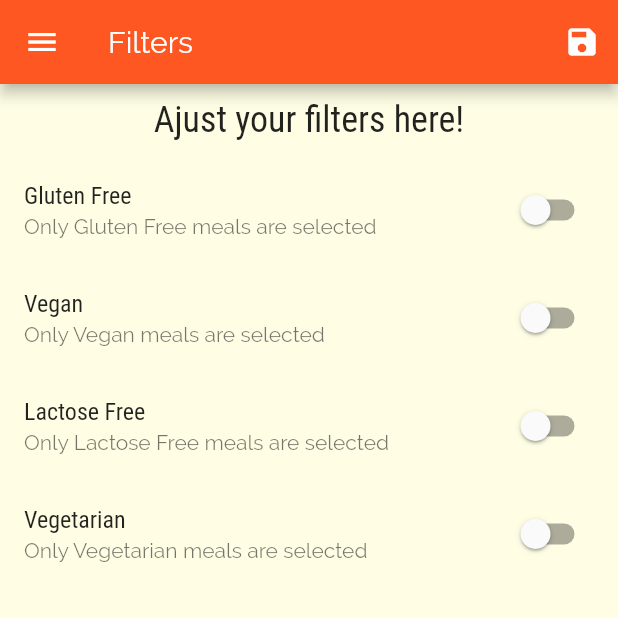
After one commit to lighttt/ReceipeApp, a Flutter app: the FilterScreen screen opened by its route, on a phone screen of 412 x 824 dp, the top half of it. The commit adds this screen. Run offline on Flutter 3.47's test engine with Material 2 defaults, Android fonts, the phone set to English and light mode, and no system bars; network calls fail.

Commit message:
Adding filters to our reciepe app

```diff
--- a/lib/main.dart
+++ b/lib/main.dart
@@ -1,15 +1,52 @@
 import 'package:flutter/material.dart';
+import 'package:receipe_app/dummy_data.dart';
 import 'package:receipe_app/screens/bottom_bar_screen.dart';
 import 'package:receipe_app/screens/category_meal_screen.dart';
-import 'package:receipe_app/screens/category_overview_screen.dart';
 import 'package:receipe_app/screens/meal_details_screen.dart';
+
+import 'models/meal.dart';
+import 'screens/filter_screen.dart';
 
 void main() {
   runApp(MyApp());
 }
 
-class MyApp extends StatelessWidget {
-  // This widget is the root of your application.
+class MyApp extends StatefulWidget {
+  @override
+  _MyAppState createState() => _MyAppState();
+}
+
+class _MyAppState extends State<MyApp> {
+  Map<String, bool> _filters = {
+    'gluten': false,
+    'lactose': false,
+    'vegan': false,
+    'vegetarian': false,
+  };
+
+  List<Meal> _availableMeal = DUMMY_MEALS;
+
+  void _setFilter(Map<String, bool> filterData) {
+    setState(() {
+      _filters = filterData;
+      _availableMeal = DUMMY_MEALS.where((meal) {
+        if (_filters['gluten'] && !meal.isGlutenFree) {
+          return false;
+        }
+        if (_filters['lactose'] && !meal.isLactoseFree) {
+          return false;
+        }
+        if (_filters['vegan'] && !meal.isVegan) {
+          return false;
+        }
+        if (_filters['vegetarian'] && !meal.isVegetarian) {
+          return false;
+        }
+        return true;
+      }).toList();
+    });
+  }
+
   @override
   Widget build(BuildContext context) {
     return MaterialApp(
@@ -23,9 +60,11 @@ class MyApp extends StatelessWidget {
               body1: TextStyle(color: Color.fromRGBO(20, 51, 51, 1)),
               body2: TextStyle(color: Color.fromRGBO(20, 51, 51, 1)),
               title: TextStyle(fontSize: 24, fontFamily: "Roboto"))),
-      home: BottomBarScreen(),
+      initialRoute: BottomBarScreen.routeName,
       routes: {
-        CategoryMealScreen.routeName: (ctx) => CategoryMealScreen(),
+        BottomBarScreen.routeName: (ctx) => BottomBarScreen(),
+        FilterScreen.routeName: (ctx) => FilterScreen(_filters, _setFilter),
+        CategoryMealScreen.routeName: (ctx) => CategoryMealScreen(_availableMeal),
         MealDetailsScreen.routeName: (ctx) => MealDetailsScreen(),
       },
     );
--- a/lib/screens/bottom_bar_screen.dart
+++ b/lib/screens/bottom_bar_screen.dart
@@ -5,6 +5,8 @@ import 'package:receipe_app/widgets/app_drawer.dart';
 import 'favourites_screen.dart';
 
 class BottomBarScreen extends StatefulWidget {
+  static const String routeName = "/bottom_bar_screen";
+
   @override
   _BottomBarScreenState createState() => _BottomBarScreenState();
 }
--- a/lib/screens/category_overview_screen.dart
+++ b/lib/screens/category_overview_screen.dart
@@ -1,6 +1,5 @@
 import 'package:flutter/material.dart';
 import 'package:receipe_app/dummy_data.dart';
-import 'package:receipe_app/widgets/app_drawer.dart';
 import 'package:receipe_app/widgets/category_item.dart';
 
 class CategoryOverviewScreen extends StatelessWidget {
--- /dev/null
+++ b/lib/screens/filter_screen.dart
@@ -0,0 +1,116 @@
+import 'package:flutter/material.dart';
+import 'package:receipe_app/widgets/app_drawer.dart';
+
+class FilterScreen extends StatefulWidget {
+  static const String routeName = "/filter_screen";
+
+  final Map<String, bool> currentFilters;
+  final Function setFilter;
+
+  FilterScreen(this.currentFilters, this.setFilter);
+
+  @override
+  _FilterScreenState createState() => _FilterScreenState();
+}
+
+class _FilterScreenState extends State<FilterScreen> {
+  bool _glutenFree = false;
+  bool _vegan = false;
+  bool _vegetarian = false;
+  bool _lactoseFree = false;
+
+  Widget _buildSwitchListTile(
+      {String title,
+      String description,
+      bool currentValue,
+      Function updateValue}) {
+    return SwitchListTile(
+        title: Text(title),
+        value: currentValue,
+        subtitle: Text(description),
+        onChanged: updateValue);
+  }
+
+  @override
+  void initState() {
+    _glutenFree = widget.currentFilters['gluten'];
+    _vegan = widget.currentFilters['vegan'];
+    _vegetarian = widget.currentFilters['vegetarian'];
+    _lactoseFree = widget.currentFilters['lactose'];
+    super.initState();
+  }
+
+  @override
+  Widget build(BuildContext context) {
+    return Scaffold(
+      appBar: AppBar(
+        title: Text("Filters"),
+        actions: <Widget>[
+          IconButton(
+            icon: Icon(Icons.save),
+            onPressed: () {
+              widget.setFilter({
+                'gluten': _glutenFree,
+                'lactose': _lactoseFree,
+                'vegan': _vegan,
+                'vegetarian': _vegetarian
+              });
+            },
+          )
+        ],
+      ),
+      drawer: MainDrawer(),
+      body: Column(
+        children: <Widget>[
+          Container(
+            padding: const EdgeInsets.all(10),
+            child: Text("Ajust your filters here!",
+                style: Theme.of(context).textTheme.title),
+          ),
+          Expanded(
+            child: ListView(
+              children: <Widget>[
+                _buildSwitchListTile(
+                    title: "Gluten Free",
+                    description: "Only Gluten Free meals are selected",
+                    currentValue: _glutenFree,
+                    updateValue: (value) {
+                      setState(() {
+                        _glutenFree = value;
+                      });
+                    }),
+                _buildSwitchListTile(
+                    title: "Vegan",
+                    description: "Only Vegan meals are selected",
+                    currentValue: _vegan,
+                    updateValue: (value) {
+                      setState(() {
+                        _vegan = value;
+                      });
+                    }),
+                _buildSwitchListTile(
+                    title: "Lactose Free",
+                    description: "Only Lactose Free meals are selected",
+                    currentValue: _lactoseFree,
+                    updateValue: (value) {
+                      setState(() {
+                        _lactoseFree = value;
+                      });
+                    }),
+                _buildSwitchListTile(
+                    title: "Vegetarian",
+                    description: "Only Vegetarian meals are selected",
+                    currentValue: _vegetarian,
+                    updateValue: (value) {
+                      setState(() {
+                        _vegetarian = value;
+                      });
+                    })
+              ],
+            ),
+          )
+        ],
+      ),
+    );
+  }
+}
```
Also changed, not shown: lib/screens/category_meal_screen.dart (+27 -8 lines), lib/widgets/app_drawer.dart (+8 -2 lines).
